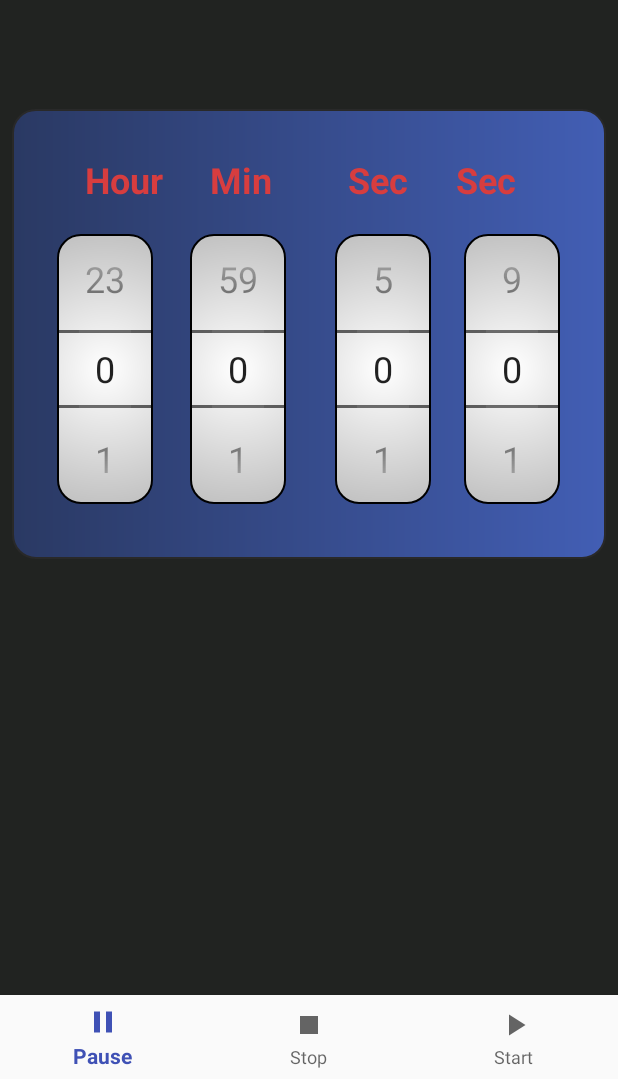
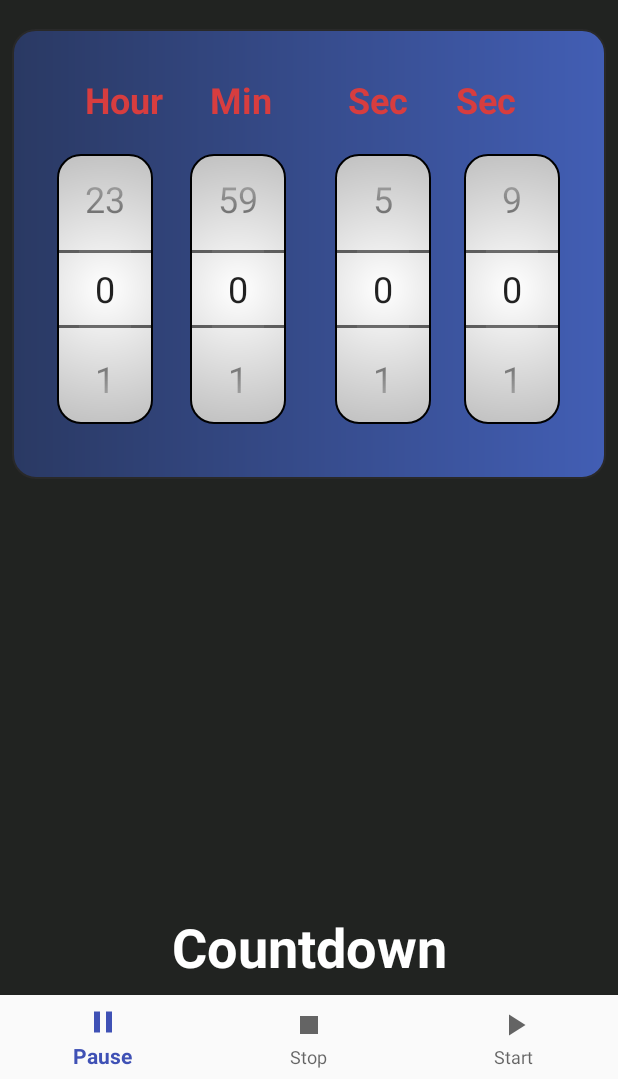
Before and after one commit to zenolab/Timer, an Android app: the screen it shows after launch (MainActivity), on a phone screen of 412 x 824 dp, the part 157-1236 px from its top. Run offline under Robolectric (Android 15) with nearby library versions, the phone set to English and light mode, and no system bars; our stand-ins replace RxJava; libraries missing offline, so code that uses them is left out: com.squareup.otto; 1 statement that could not run was skipped.

Commit message:
RxJava2 Event Bus

```diff
--- a/app/build.gradle
+++ b/app/build.gradle
@@ -27,6 +27,8 @@ dependencies {
     implementation 'com.android.support:support-vector-drawable:26.1.0'
     implementation 'com.android.support:support-v4:26.1.0'
     compile 'com.squareup:otto:1.3.8'
+    compile 'io.reactivex.rxjava2:rxjava:2.1.1'
+    compile 'io.reactivex.rxjava2:rxandroid:2.0.1'
     testImplementation 'junit:junit:4.12'
     androidTestImplementation 'com.android.support.test:runner:1.0.1'
     androidTestImplementation 'com.android.support.test.espresso:espresso-core:3.0.1'
--- /dev/null
+++ b/app/src/main/java/com/zenolab/nav/grd/mp3simple/pickertimer/MyApplication.java
@@ -0,0 +1,72 @@
+package com.zenolab.nav.grd.mp3simple.pickertimer;
+
+import android.app.Application;
+import android.os.SystemClock;
+import android.util.Log;
+import android.widget.TextView;
+
+
+import com.zenolab.nav.grd.mp3simple.pickertimer.rxbus.Events;
+import com.zenolab.nav.grd.mp3simple.pickertimer.rxbus.RxBus;
+//----------------------------------------------
+import com.zenolab.nav.grd.mp3simple.pickertimer.rxbus_to_fragment.RxEvents;
+import com.zenolab.nav.grd.mp3simple.pickertimer.rxbus_to_fragment.RxBusController;
+//----------------------------------------------
+
+import java.util.concurrent.TimeUnit;
+
+import io.reactivex.Observable;
+import io.reactivex.functions.Consumer;
+
+/**
+ * Created by grd on 2/3/18.
+ */
+
+public class MyApplication extends Application {
+
+    static TextView displayTimer;
+    static long myRemainTime;
+
+    //create enum
+    static int value09 = 0;
+    static int valueSec = 0;
+    static int valueMin = 0;
+    static int valueHour = 0;
+
+    //-----------------RxBus singleton-------------------
+
+    public static final String TAG = "MyApplication";
+    private RxBus bus;
+
+    //To fragment
+    private RxBusController _rxBusController;
+
+    @Override
+    public void onCreate() {
+        super.onCreate();
+        bus = new RxBus();
+        //---------to fragment----------
+        _rxBusController = new RxBusController();
+        //-------------------
+    }
+
+    public RxBus bus() {
+        return bus;
+    }
+
+    //will send message auto after 2 second if not press button yet
+    public void sendAutoEvent() {
+        Observable.timer(2, TimeUnit.SECONDS)
+                .subscribe(new Consumer<Long>() {
+                    @Override
+                    public void accept(Long aLong) throws Exception {
+                        bus.send(new Events.AutoEvent());
+                    }
+                });
+    }
+    //-------------------------------------------
+
+    public RxBusController rxBusController() {
+        return _rxBusController;
+    }
+}
--- a/app/src/main/java/com/zenolab/nav/grd/mp3simple/pickertimer/TimerFragment.java
+++ b/app/src/main/java/com/zenolab/nav/grd/mp3simple/pickertimer/TimerFragment.java
@@ -7,18 +7,32 @@ import android.util.Log;
 import android.view.LayoutInflater;
 import android.view.View;
 import android.view.ViewGroup;
+import android.widget.Button;
 import android.widget.TextView;
 import android.widget.Toast;
 
 import com.squareup.otto.Subscribe;
 import com.zenolab.nav.grd.mp3simple.pickertimer.event_bus.Events;
 import com.zenolab.nav.grd.mp3simple.pickertimer.event_bus.GlobalBus;
+import com.zenolab.nav.grd.mp3simple.pickertimer.rxbus.RxBusActivity;
+import com.zenolab.nav.grd.mp3simple.pickertimer.rxbus_to_fragment.RxEvents;
+
+import io.reactivex.android.schedulers.AndroidSchedulers;
+import io.reactivex.disposables.CompositeDisposable;
+import io.reactivex.functions.Consumer;
+import io.reactivex.schedulers.Schedulers;
 
 
 public class TimerFragment extends Fragment {
 
-    TextView mTextView;
-    private static final String TAG = "TimerFragment";
+    //TextView  textView;
+    //private static final String TAG = "TimerFragment";
+
+    public static final String TAG = RxBusActivity.class.getSimpleName();
+    TextView textView,mTextView,tvDisplay;
+    Button button;
+    //rx
+    private final CompositeDisposable disposables = new CompositeDisposable();
 
 
     @Override
@@ -41,14 +55,95 @@ public class TimerFragment extends Fragment {
         View view = inflater.inflate(R.layout.fragment_timer,
                 container, false);
 
-        //App.displayTimer = (TextView) view.findViewById(R.id.txt_timer);
+        //MyApplication.displayTimer = (TextView) view.findViewById(R.id.txt_timer);
         //mTextView = (TextView) view.findViewById(R.id.txt_timer);
+        tvDisplay = (TextView) view.findViewById(R.id.txt_timer);
+
+
+
+        //textView = (TextView) getView().findViewById(R.id.txt_timer);
+        //button = (Button) findViewById(R.id.button);
+
+
+        //rx одноразовые
+        /*
+        disposables.add(((MyApplication) getApplication())
+                .bus()
+                .toObservable()
+                .subscribeOn(Schedulers.io())
+                .observeOn(AndroidSchedulers.mainThread())
+                .subscribe(new Consumer<Object>() {
+                    @Override
+                    public void accept(Object object) throws Exception {
+                        if (object instanceof com.zenolab.nav.grd.mp3simple.pickertimer.rxbus.RxEvents.AutoEvent) {
+                            textView.setText("Auto Event Received");
+                        } else if (object instanceof com.zenolab.nav.grd.mp3simple.pickertimer.rxbus.RxEvents.TapEvent) {
+                            textView.setText("Tap Event Received");
+                        }
+                    }
+                }));
+          */
+
+        //---------rxBusModel
+
+        ((MyApplication)getActivity().getApplication()).rxBusController().getStringObservable()
+                .subscribeOn(Schedulers.io())
+                .observeOn(AndroidSchedulers.mainThread())
+                /*
+                .subscribe(new Consumer<Object>() {
+                    @Override
+                    public void accept(Object object) throws Exception {
+                        //String msg = ((RxEvents.Message) object).getMessage();
+                        //String msg = ((String) object).getMessage();
+                        String msg = "RxBUS";
+                        tvDisplay.setText(msg + "\n\n" + tvDisplay.getText().toString());
+                    }
+                });
+        */
+                //Consumer - A functional interface (callback) that accepts a single value.
+         .subscribe(new Consumer<Object>() {
+             /**
+              * Consume the given value.
+              *
+              * @param s the value
+              * @throws Exception on error
+              */
+             @Override
+             public void accept(Object s) throws Exception {
+                 String msg = ((RxEvents.Message) s).getMessage();
+                 //String msg = s.getMessage();
+                 //String msg = "RxBUS";
+                 //tvDisplay.setText(msg + "\n\n" + tvDisplay.getText().toString());
+                // tvDisplay.setText(msg  + tvDisplay.getText().toString());
+                 tvDisplay.setText(msg  );
+                 //int i=0;i++;tvDisplay.setText("plus "+i);
+             }
+
+             /*
+             @Override
+            public void accept(RxEvents.Message string) throws Exception {
+                //String msg = ((RxEvents.Message) object).getMessage();
+                //String msg = ((String) object).getMessage();
+                //String msg = "RxBUS";
+                String msg = ((RxEvents.Message) string).getMessage();
+                //String msg = string.getMessage();
+                tvDisplay.setText(msg + "\n\n" + tvDisplay.getText().toString());
+            }
+            */
+        });
+
+
+
+
+
 
 
         return view;
     }
 
 
+   // /*
+    //EventBus
     @Subscribe
     public void getMessage(Events.ActivityToFragmentMessage activityFragmentMessage) {
 
@@ -63,12 +158,15 @@ public class TimerFragment extends Fragment {
                 Toast.LENGTH_SHORT).show();
 
     }
+   // */
 
     @Override
     public void onDestroyView() {
         super.onDestroyView();
         // unregister the registered event.
         GlobalBus.getBus().unregister(this);
+        //rx
+        //disposables.clear(); // do not send event after activity has been destroyed
     }
 
 
--- /dev/null
+++ b/app/src/main/java/com/zenolab/nav/grd/mp3simple/pickertimer/rxbus/RxBus.java
@@ -0,0 +1,32 @@
+package com.zenolab.nav.grd.mp3simple.pickertimer.rxbus;
+
+import io.reactivex.Observable;
+import io.reactivex.subjects.PublishSubject;
+
+/**
+ * Created by grd on 4/9/18.
+ */
+
+// https://blog.mindorks.com/implementing-eventbus-with-rxjava-rxbus-e6c940a94bd8
+public class RxBus {
+
+    public RxBus() {
+    }
+
+    //Subject — это своего рода мост или прокси, доступный в некоторых реализациях ReactiveX, который действует как наблюдатель(Observer) и наблюдаемый(Observable).
+    //Publish Subject
+    //Излучает(emit) все последующие элементы наблюдаемого источника в момент подписки.
+    private PublishSubject<Object> bus = PublishSubject.create();
+
+    public void send(Object o) {
+        bus.onNext(o);
+    }
+
+    public Observable<Object> toObservable() {
+        return bus;
+    }
+
+    public boolean hasObservers() {
+        return bus.hasObservers();
+    }
+}
--- /dev/null
+++ b/app/src/main/java/com/zenolab/nav/grd/mp3simple/pickertimer/rxbus_to_fragment/RxBusController.java
@@ -0,0 +1,36 @@
+package com.zenolab.nav.grd.mp3simple.pickertimer.rxbus_to_fragment;
+
+import io.reactivex.Observable;
+import io.reactivex.subjects.PublishSubject;
+
+public class RxBusController {
+
+
+    private static RxBusController instance;
+
+    private PublishSubject<Object> subjectBus = PublishSubject.create();
+
+    //от какого класса произошел объект CUSTOM!
+    public static RxBusController instanceOf(){
+        if(instance == null){
+            instance = new RxBusController();
+        }
+        return instance;
+    }
+
+    /**
+     * Pass a String down to event listeners.
+     * @param string
+     */
+    public void sendSetString(Object string) {
+        subjectBus.onNext(string);
+    }
+
+    /**
+     * Subscribe to this Observable. On event, do something e.g. replace a fragment
+     */
+    public Observable<Object> getStringObservable() {
+        return subjectBus;
+    }
+
+}
--- a/app/src/main/res/layout/activity_main.xml
+++ b/app/src/main/res/layout/activity_main.xml
@@ -26,30 +26,31 @@
         android:id="@+id/countDown_timer_bottom"
         android:layout_width="wrap_content"
         android:layout_height="wrap_content"
-        android:layout_marginTop="380dp"
+        android:layout_marginBottom="8dp"
+        android:layout_marginTop="96dp"
         android:text="Countdown"
         android:textColor="#ffffff"
         android:textSize="36sp"
         android:textStyle="bold"
+        app:layout_constraintBottom_toTopOf="@+id/navigation"
+        app:layout_constraintHorizontal_bias="0.502"
         app:layout_constraintLeft_toLeftOf="parent"
         app:layout_constraintRight_toRightOf="parent"
-        app:layout_constraintTop_toTopOf="parent" />
+        app:layout_constraintTop_toBottomOf="@+id/frgmCont"
+        app:layout_constraintVertical_bias="1.0" />
 
     <FrameLayout
         android:id="@+id/frgmCont"
         android:layout_width="match_parent"
         android:layout_height="300dp"
-        android:layout_marginBottom="8dp"
         android:layout_marginEnd="8dp"
         android:layout_marginStart="8dp"
-        android:layout_marginTop="8dp"
+        android:layout_marginTop="68dp"
         android:background="#212321"
-        app:layout_constraintBottom_toBottomOf="parent"
         app:layout_constraintEnd_toEndOf="parent"
         app:layout_constraintHorizontal_bias="0.0"
         app:layout_constraintStart_toStartOf="parent"
-        app:layout_constraintTop_toTopOf="parent"
-        app:layout_constraintVertical_bias="0.251"></FrameLayout>
+        app:layout_constraintTop_toTopOf="parent"></FrameLayout>
 
     <android.support.design.widget.BottomNavigationView
         android:id="@+id/navigation"
```
Also changed, not shown: app/src/main/AndroidManifest.xml (+6 -1 lines), app/src/main/java/com/zenolab/nav/grd/mp3simple/pickertimer/App.java (deleted, +0 -20 lines), app/src/main/java/com/zenolab/nav/grd/mp3simple/pickertimer/MainActivity.java (+42 -8 lines), app/src/main/java/com/zenolab/nav/grd/mp3simple/pickertimer/PickerFragment.java (+5 -5 lines), app/src/main/java/com/zenolab/nav/grd/mp3simple/pickertimer/rxbus/Events.java (added, +22 -0 lines), app/src/main/java/com/zenolab/nav/grd/mp3simple/pickertimer/rxbus/RxBusActivity.java (added, +108 -0 lines), app/src/main/java/com/zenolab/nav/grd/mp3simple/pickertimer/rxbus_to_fragment/RxEvents.java (added, +33 -0 lines), app/src/main/res/layout/activity_rxbus.xml (added, +25 -0 lines).
